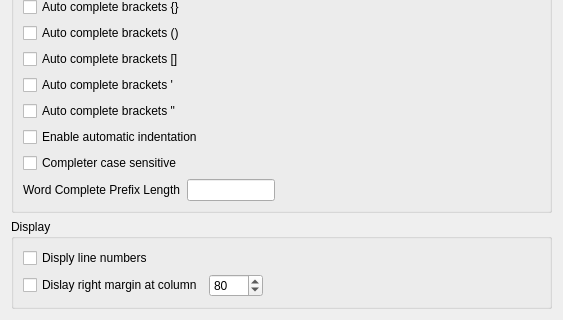
First picture: the form in liteidex/src/plugins/liteeditor/liteeditoroption.ui, repository visualfc/liteide, before the edit; both pictures show x 0 to 563 and y 248 to 568 of the 563 by 568 pixel window.
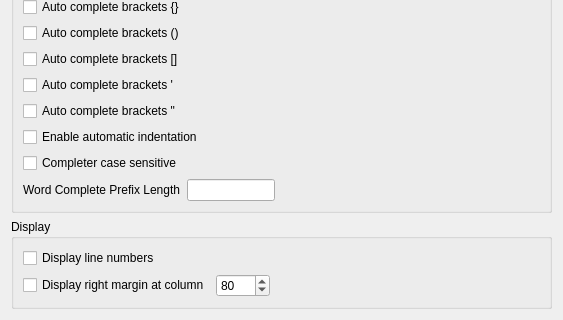
Second picture: the form after the edit.

```diff
--- a/liteidex/src/plugins/liteeditor/liteeditoroption.ui
+++ b/liteidex/src/plugins/liteeditor/liteeditoroption.ui
@@ -7,7 +7,7 @@
     <x>0</x>
     <y>0</y>
     <width>563</width>
-    <height>459</height>
+    <height>487</height>
    </rect>
   </property>
   <property name="windowTitle">
@@ -240,7 +240,7 @@
       <item>
        <widget class="QCheckBox" name="lineNumberVisibleCheckBox">
         <property name="text">
-         <string>Disply line numbers</string>
+         <string>Display line numbers</string>
         </property>
        </widget>
       </item>
@@ -249,7 +249,7 @@
         <item>
          <widget class="QCheckBox" name="rightLineVisibleCheckBox">
           <property name="text">
-           <string>Dislay right margin at column</string>
+           <string>Display right margin at column</string>
           </property>
          </widget>
         </item>
```
